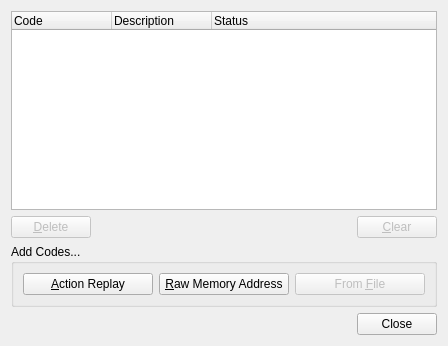
Old version of the form yabause/src/qt/ui/UICheats.ui in the repository KitoHo/yabause.
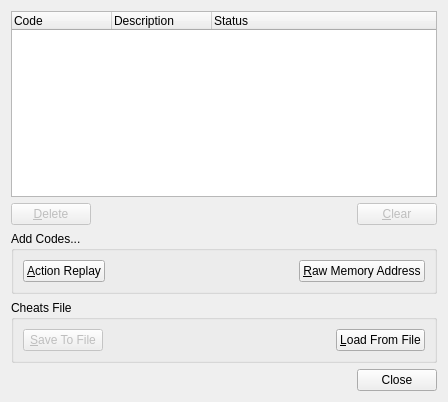
New version of the form.

Commit message: Add support for new cheats system features : load & save to files

```diff
--- a/yabause/src/qt/ui/UICheats.ui
+++ b/yabause/src/qt/ui/UICheats.ui
@@ -6,7 +6,7 @@
     <x>0</x>
     <y>0</y>
     <width>448</width>
-    <height>346</height>
+    <height>402</height>
    </rect>
   </property>
   <property name="windowTitle" >
@@ -85,6 +85,19 @@
         </property>
        </widget>
       </item>
+      <item>
+       <spacer>
+        <property name="orientation" >
+         <enum>Qt::Horizontal</enum>
+        </property>
+        <property name="sizeHint" >
+         <size>
+          <width>40</width>
+          <height>20</height>
+         </size>
+        </property>
+       </spacer>
+      </item>
       <item>
        <widget class="QPushButton" name="pbRaw" >
         <property name="text" >
@@ -92,13 +105,42 @@
         </property>
        </widget>
       </item>
+     </layout>
+    </widget>
+   </item>
+   <item>
+    <widget class="QGroupBox" name="groupBox" >
+     <property name="title" >
+      <string>Cheats File</string>
+     </property>
+     <layout class="QHBoxLayout" >
       <item>
-       <widget class="QPushButton" name="pbFile" >
+       <widget class="QPushButton" name="pbSaveFile" >
         <property name="enabled" >
          <bool>false</bool>
         </property>
         <property name="text" >
-         <string>From &amp;File</string>
+         <string>&amp;Save To File</string>
+        </property>
+       </widget>
+      </item>
+      <item>
+       <spacer>
+        <property name="orientation" >
+         <enum>Qt::Horizontal</enum>
+        </property>
+        <property name="sizeHint" >
+         <size>
+          <width>40</width>
+          <height>20</height>
+         </size>
+        </property>
+       </spacer>
+      </item>
+      <item>
+       <widget class="QPushButton" name="pbLoadFile" >
+        <property name="text" >
+         <string>&amp;Load From File</string>
         </property>
        </widget>
       </item>
```
The commit also changes 2 other files.
